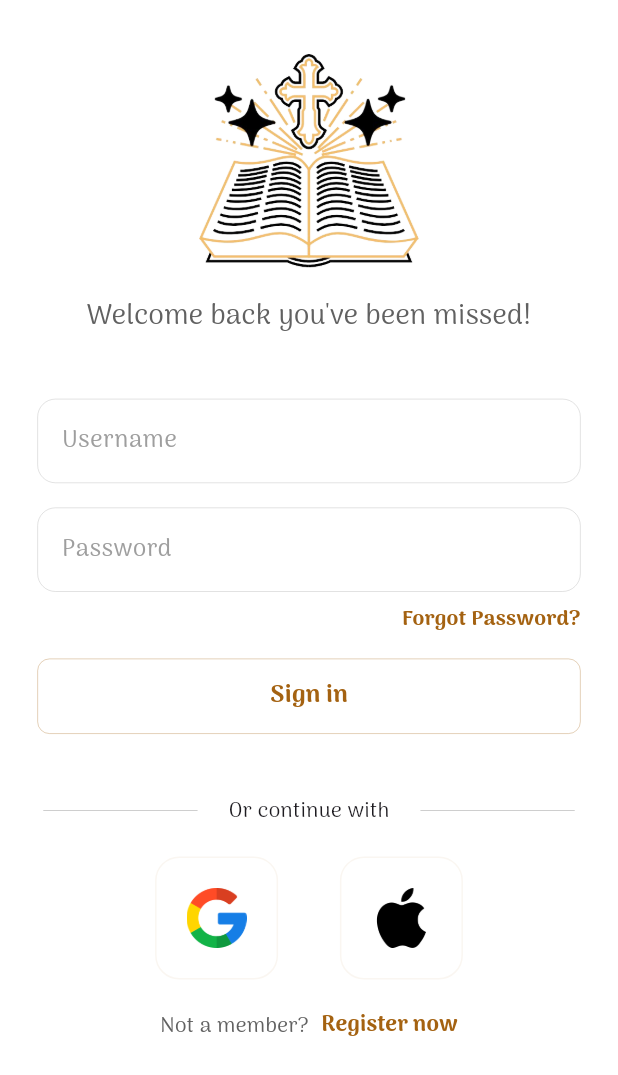
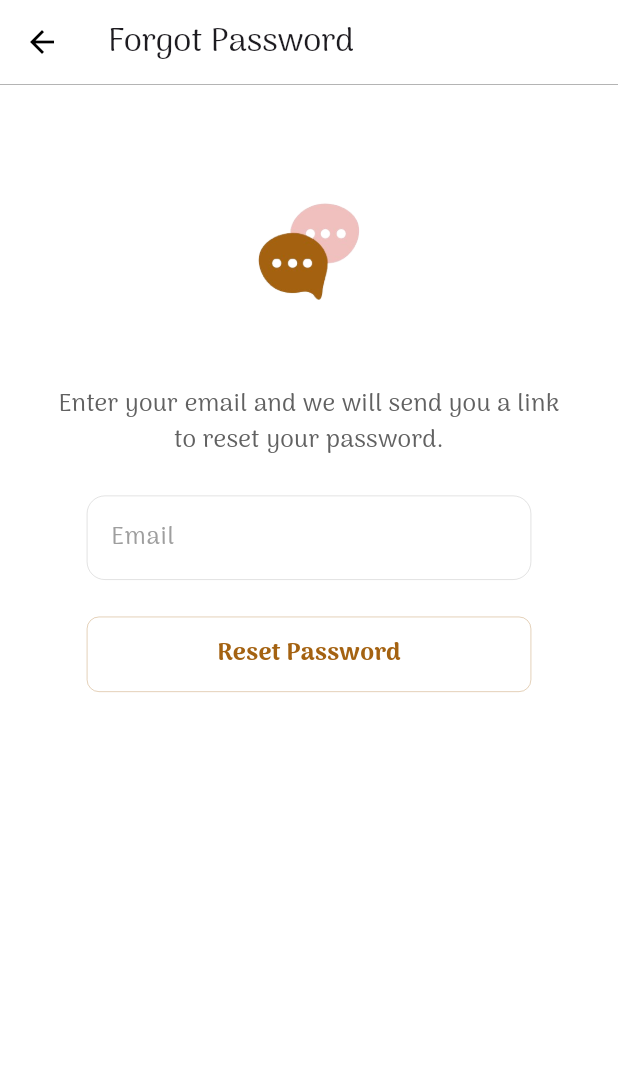
Before and after one commit to Yoseph-Gebeyehu/Chat-App, a Flutter app: the screen it shows after launch, after a tap on "Forgot Password?", on a phone screen of 412 x 824 dp. Shown: the top 1075 px of the screen. Run offline on Flutter 3.47's test engine with Material 3 defaults, Android fonts, the light colour scheme and no system bars; our stand-ins replace cloud_firestore, firebase_auth, firebase_core, google_sign_in, package_info_plus; accounts and stored records are empty.

Commit message:
Add forgot password.Add a logo for the app.

```diff
--- a/lib/components/custom_text_field.dart
+++ b/lib/components/custom_text_field.dart
@@ -57,14 +57,17 @@ class CustomTextField extends StatelessWidget {
         decoration: InputDecoration(
           enabledBorder: OutlineInputBorder(
             borderRadius: BorderRadius.circular(12.0),
-            borderSide: BorderSide(
+            borderSide: const BorderSide(
               color: Colors.grey,
               width: 0.2,
             ),
           ),
           focusedBorder: OutlineInputBorder(
             borderRadius: BorderRadius.circular(12.0),
-            borderSide: BorderSide(color: Theme.of(context).primaryColorDark),
+            borderSide: BorderSide(
+              color: Theme.of(context).primaryColorDark,
+              width: 0.3,
+            ),
           ),
           hintText: hintText,
           fillColor: Colors.white,
--- /dev/null
+++ b/lib/pages/forgot_password.dart
@@ -0,0 +1,137 @@
+import 'package:firebase_auth/firebase_auth.dart';
+import 'package:flutter/material.dart';
+
+import '../components/custom_button.dart';
+import '../components/custom_dialog.dart';
+import '../components/custom_text_field.dart';
+
+class ForgotPasswordPage extends StatefulWidget {
+  @override
+  _ForgotPasswordPageState createState() => _ForgotPasswordPageState();
+}
+
+class _ForgotPasswordPageState extends State<ForgotPasswordPage> {
+  // Controller for email
+  final emailController = TextEditingController();
+
+  // Method to reset password
+  void resetPassword() async {
+    // Show loading indicator
+    showDialog(
+      context: context,
+      builder: (context) => Center(
+        child: CircularProgressIndicator(
+          color: Theme.of(context).primaryColorDark,
+        ),
+      ),
+    );
+
+    try {
+      // Send password reset email
+      await FirebaseAuth.instance.sendPasswordResetEmail(
+        email: emailController.text.trim(),
+      );
+
+      // Close loading indicator
+      Navigator.pop(context);
+
+      // Show success dialog
+      CustomDialog.showSuccess(
+        context: context,
+        title: 'Success',
+        desc: 'Password reset email has been sent!',
+      );
+    } on FirebaseAuthException catch (e) {
+      Navigator.pop(context); // Close loading indicator
+
+      // Show error dialog based on the error code
+      String errorMessage;
+      if (e.code == 'user-not-found') {
+        errorMessage = 'No user found with this email.';
+      } else if (e.code == 'invalid-email') {
+        errorMessage = 'Please enter a valid email address.';
+      } else {
+        errorMessage = 'Something went wrong. Please try again later.';
+      }
+
+      CustomDialog.showError(
+        context: context,
+        title: 'Error',
+        desc: errorMessage,
+      );
+    }
+  }
+
+  @override
+  Widget build(BuildContext context) {
+    Size deviceSize = MediaQuery.of(context).size;
+
+    return Scaffold(
+      backgroundColor: Colors.white,
+      appBar: PreferredSize(
+        preferredSize: const Size.fromHeight(60.0),
+        child: Column(
+          children: [
+            AppBar(
+              title: const Text("Forgot Password"),
+              backgroundColor: Colors.transparent,
+              elevation: 0,
+              iconTheme: const IconThemeData(color: Colors.black),
+            ),
+            const Divider(
+              color: Colors.black,
+              thickness: 0.2,
+              height: 1,
+            ),
+          ],
+        ),
+      ),
+      body: SingleChildScrollView(
+        child: SafeArea(
+          child: Center(
+            child: Padding(
+              padding:
+                  EdgeInsets.symmetric(horizontal: deviceSize.width * 0.08),
+              child: Column(
+                mainAxisAlignment: MainAxisAlignment.start,
+                children: [
+                  SizedBox(height: deviceSize.height * 0.02),
+                  Image.asset(
+                    'assets/chat.png',
+                    height: deviceSize.height * 0.22,
+                    fit: BoxFit.cover,
+                  ),
+
+                  // Instruction Text
+                  Text(
+                    'Enter your email and we will send you a link to reset your password.',
+                    textAlign: TextAlign.center,
+                    style: TextStyle(
+                      color: Colors.grey[700],
+                      fontSize: deviceSize.width * 0.04,
+                    ),
+                  ),
+                  SizedBox(height: deviceSize.height * 0.03),
+
+                  // Email TextField
+                  CustomTextField(
+                    controller: emailController,
+                    hintText: 'Email',
+                    obscureText: false,
+                  ),
+                  SizedBox(height: deviceSize.height * 0.03),
+
+                  // Reset Password Button
+                  CustomButton(
+                    onTap: resetPassword,
+                    text: 'Reset Password',
+                  ),
+                ],
+              ),
+            ),
+          ),
+        ),
+      ),
+    );
+  }
+}
--- a/lib/pages/login_page.dart
+++ b/lib/pages/login_page.dart
@@ -1,6 +1,7 @@
 import 'package:chat_app/components/custom_button.dart';
 import 'package:chat_app/components/custom_text_field.dart';
 import 'package:chat_app/google_service.dart';
+import 'package:chat_app/pages/forgot_password.dart';
 import 'package:chat_app/services/auth/auth_service.dart';
 import 'package:chat_app/square_tile.dart';
 import 'package:flutter/material.dart';
@@ -22,6 +23,7 @@ class _LoginPageState extends State<LoginPage> {
   // sign in user
   void signIn() async {
     // get the auth service
+    if (emailController.text.isNotEmpty && passwordController.text.isNotEmpty) {
       final authService = Provider.of<AuthService>(context, listen: false);
 
       try {
@@ -33,6 +35,7 @@ class _LoginPageState extends State<LoginPage> {
         ScaffoldMessenger.of(context).showSnackBar(
           SnackBar(content: Text(e.toString())),
         );
+      }
     }
   }
 
@@ -64,7 +67,7 @@ class _LoginPageState extends State<LoginPage> {
                   children: [
                     SizedBox(height: deviceSize.height * 0.02),
                     Image.asset(
-                      'assets/Bible_AI.png',
+                      'assets/chat.png',
                       height: deviceSize.height * 0.22,
                       fit: BoxFit.cover,
                     ),
@@ -94,8 +97,11 @@ class _LoginPageState extends State<LoginPage> {
                         alignment: Alignment.topRight,
                         child: InkWell(
                           onTap: () {
-                            // Navigator.of(context).push(MaterialPageRoute(
-                            //     builder: (context) => ForgotPasswordPage()));
+                            Navigator.of(context).push(
+                              MaterialPageRoute(
+                                builder: (context) => ForgotPasswordPage(),
+                              ),
+                            );
                           },
                           child: Text(
                             'Forgot Password?',
--- a/lib/pages/register_page.dart
+++ b/lib/pages/register_page.dart
@@ -4,6 +4,7 @@ import 'package:chat_app/services/auth/auth_service.dart';
 import 'package:flutter/material.dart';
 import 'package:provider/provider.dart';
 
+// ignore: must_be_immutable
 class RegisterPage extends StatefulWidget {
   void Function()? onTap;
   RegisterPage({super.key, required this.onTap});
```
Also changed, not shown: assets/Bible_AI.png (deleted), assets/chat.png (added). Lines whose indentation alone changed are shown as unchanged.
